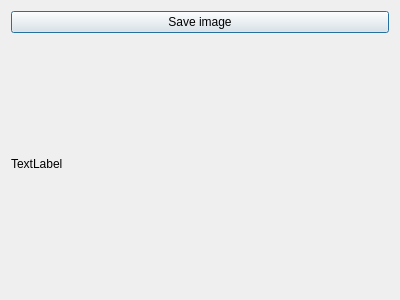
Before: the Qt Designer form qt-frontend/widgets/RenderWindow/renderwindow.ui in phresnel/picogen, drawn with Qt 5.
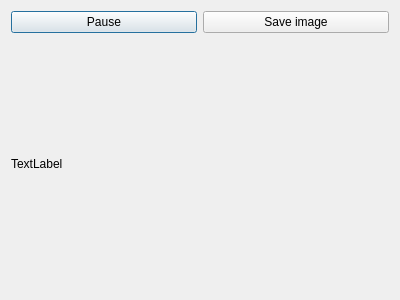
After: the same form once the commit is applied.

Diff of the .ui file:
```diff
--- a/qt-frontend/widgets/RenderWindow/renderwindow.ui
+++ b/qt-frontend/widgets/RenderWindow/renderwindow.ui
@@ -15,11 +15,25 @@
   </property>
   <layout class="QVBoxLayout" name="verticalLayout">
    <item>
+    <layout class="QHBoxLayout" name="horizontalLayout">
+     <item>
+      <widget class="QPushButton" name="pauseButton">
+       <property name="text">
+        <string>Pause</string>
+       </property>
+       <property name="checkable">
+        <bool>true</bool>
+       </property>
+      </widget>
+     </item>
+     <item>
     <widget class="QPushButton" name="saveImageButton">
      <property name="text">
       <string>Save image</string>
      </property>
     </widget>
+     </item>
+    </layout>
    </item>
    <item>
     <widget class="QLabel" name="pix">
```
Lines whose indentation alone changed are shown as unchanged.
